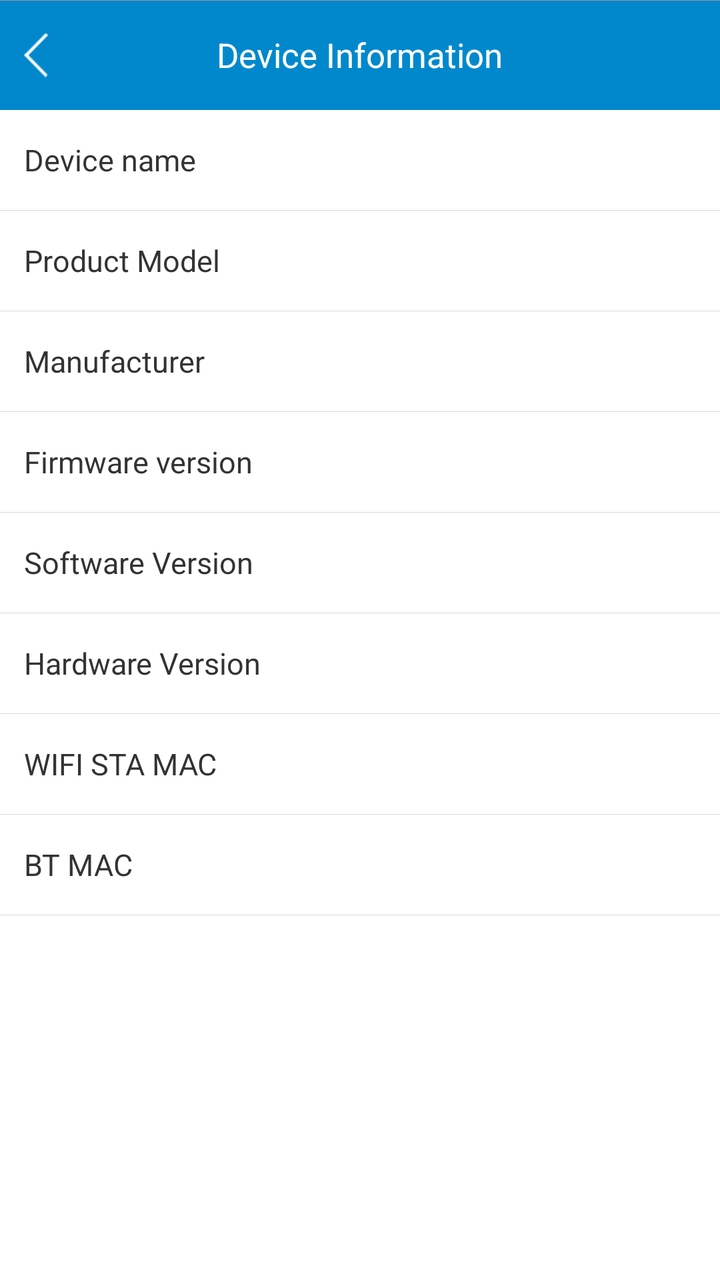
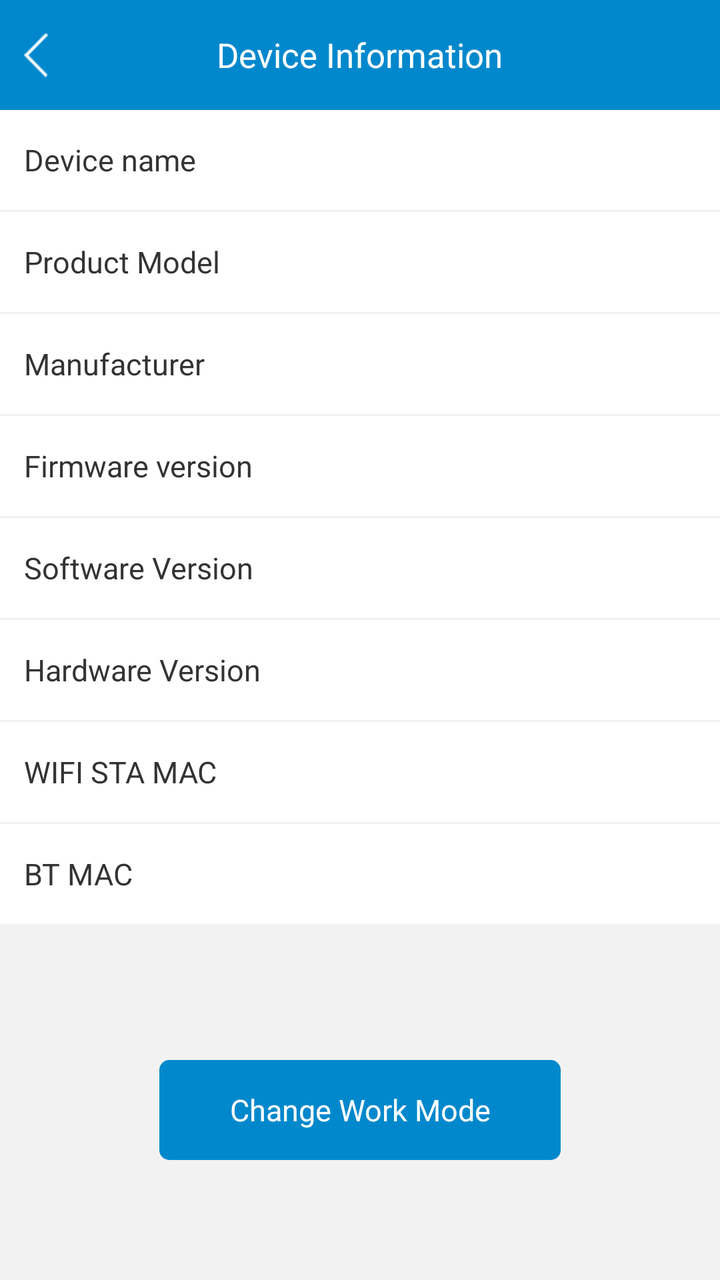

An Android layout rendered at two revisions. The XML below is the earlier revision; the diff shows what the commit changed to produce the second picture.
<!-- AndroidManifest.xml: application theme LaunchActivityTheme -->
<!-- res/layout/activity_device_info_mkgw7.xml -->
<?xml version="1.0" encoding="utf-8"?>
<LinearLayout xmlns:android="http://schemas.android.com/apk/res/android"
    android:layout_width="match_parent"
    android:layout_height="match_parent"
    android:background="@color/white_ffffff"
    android:orientation="vertical">

    <RelativeLayout
        android:layout_width="match_parent"
        android:layout_height="55dp"
        android:background="@color/blue_0188cc">

        <ImageView
            android:layout_width="wrap_content"
            android:layout_height="match_parent"
            android:onClick="onBack"
            android:paddingLeft="12dp"
            android:paddingRight="12dp"
            android:scaleType="fitCenter"
            android:src="@drawable/back" />

        <TextView
            android:layout_width="wrap_content"
            android:layout_height="wrap_content"
            android:layout_centerInParent="true"
            android:text="@string/device_information"
            android:textColor="@color/white_ffffff"
            android:textSize="17sp" />

        <View
            style="@style/divider_line"
            android:background="@color/grey_999999" />
    </RelativeLayout>

    <LinearLayout
        android:layout_width="match_parent"
        android:layout_height="50dp"
        android:paddingLeft="12dp"
        android:paddingRight="12dp">

        <TextView
            android:layout_width="0dp"
            android:layout_height="wrap_content"
            android:layout_gravity="center_vertical"
            android:layout_weight="1.0"
            android:text="@string/device_info_device_name"
            android:textColor="@color/black_333333"
            android:textSize="15sp" />

        <TextView
            android:id="@+id/tv_device_name"
            android:layout_width="wrap_content"
            android:layout_height="wrap_content"
            android:layout_gravity="center_vertical"
            android:textColor="@color/black_333333"
            android:textSize="15sp" />
    </LinearLayout>

    <View
        style="@style/divider_line"
        android:background="@color/grey_d9d9d9" />

    <LinearLayout
        android:layout_width="match_parent"
        android:layout_height="50dp"
        android:paddingLeft="12dp"
        android:paddingRight="12dp">

        <TextView
            android:layout_width="0dp"
            android:layout_height="wrap_content"
            android:layout_gravity="center_vertical"
            android:layout_weight="1.0"
            android:text="@string/device_info_product_model"
            android:textColor="@color/black_333333"
            android:textSize="15sp" />

        <TextView
            android:id="@+id/tv_product_model"
            android:layout_width="wrap_content"
            android:layout_height="wrap_content"
            android:layout_gravity="center_vertical"
            android:textColor="@color/black_333333"
            android:textSize="15sp" />
    </LinearLayout>

    <View
        style="@style/divider_line"
        android:background="@color/grey_d9d9d9" />

    <LinearLayout
        android:layout_width="match_parent"
        android:layout_height="50dp"
        android:paddingLeft="12dp"
        android:paddingRight="12dp">

        <TextView
            android:layout_width="0dp"
            android:layout_height="wrap_content"
            android:layout_gravity="center_vertical"
            android:layout_weight="1.0"
            android:text="@string/device_info_manufacturer"
            android:textColor="@color/black_333333"
            android:textSize="15sp" />

        <TextView
            android:id="@+id/tv_manufacturer"
            android:layout_width="wrap_content"
            android:layout_height="wrap_content"
            android:layout_gravity="center_vertical"
            android:textColor="@color/black_333333"
            android:textSize="15sp" />
    </LinearLayout>

    <View
        style="@style/divider_line"
        android:background="@color/grey_d9d9d9" />

    <LinearLayout
        android:layout_width="match_parent"
        android:layout_height="50dp"
        android:paddingLeft="12dp"
        android:paddingRight="12dp">

        <TextView
            android:layout_width="0dp"
            android:layout_height="wrap_content"
            android:layout_gravity="center_vertical"
            android:layout_weight="1.0"
            android:text="Firmware version"
            android:textColor="@color/black_333333"
            android:textSize="15sp" />

        <TextView
            android:id="@+id/tv_wifi_firmware_version"
            android:layout_width="wrap_content"
            android:layout_height="wrap_content"
            android:layout_gravity="center_vertical"
            android:textColor="@color/black_333333"
            android:textSize="15sp" />
    </LinearLayout>

    <View
        style="@style/divider_line"
        android:background="@color/grey_d9d9d9" />

    <LinearLayout
        android:layout_width="match_parent"
        android:layout_height="50dp"
        android:paddingLeft="12dp"
        android:paddingRight="12dp">

        <TextView
            android:layout_width="0dp"
            android:layout_height="wrap_content"
            android:layout_gravity="center_vertical"
            android:layout_weight="1.0"
            android:text="@string/device_info_software_version"
            android:textColor="@color/black_333333"
            android:textSize="15sp" />

        <TextView
            android:id="@+id/tv_device_software_version"
            android:layout_width="wrap_content"
            android:layout_height="wrap_content"
            android:layout_gravity="center_vertical"
            android:textColor="@color/black_333333"
            android:textSize="15sp" />
    </LinearLayout>

    <View
        style="@style/divider_line"
        android:background="@color/grey_d9d9d9" />

    <LinearLayout
        android:layout_width="match_parent"
        android:layout_height="50dp"
        android:paddingLeft="12dp"
        android:paddingRight="12dp">

        <TextView
            android:layout_width="0dp"
            android:layout_height="wrap_content"
            android:layout_gravity="center_vertical"
            android:layout_weight="1.0"
            android:text="@string/device_info_hardware_version"
            android:textColor="@color/black_333333"
            android:textSize="15sp" />

        <TextView
            android:id="@+id/tv_device_hardware_version"
            android:layout_width="wrap_content"
            android:layout_height="wrap_content"
            android:layout_gravity="center_vertical"
            android:textColor="@color/black_333333"
            android:textSize="15sp" />
    </LinearLayout>

    <View
        style="@style/divider_line"
        android:background="@color/grey_d9d9d9" />

    <LinearLayout
        android:layout_width="match_parent"
        android:layout_height="50dp"
        android:paddingLeft="12dp"
        android:paddingRight="12dp">

        <TextView
            android:layout_width="0dp"
            android:layout_height="wrap_content"
            android:layout_gravity="center_vertical"
            android:layout_weight="1.0"
            android:text="WIFI STA MAC"
            android:textColor="@color/black_333333"
            android:textSize="15sp" />

        <TextView
            android:id="@+id/tv_wifi_mac"
            android:layout_width="wrap_content"
            android:layout_height="wrap_content"
            android:layout_gravity="center_vertical"
            android:textColor="@color/black_333333"
            android:textSize="15sp" />
    </LinearLayout>

    <View
        style="@style/divider_line"
        android:background="@color/grey_d9d9d9" />

    <LinearLayout
        android:layout_width="match_parent"
        android:layout_height="50dp"
        android:paddingLeft="12dp"
        android:paddingRight="12dp">

        <TextView
            android:layout_width="0dp"
            android:layout_height="wrap_content"
            android:layout_gravity="center_vertical"
            android:layout_weight="1.0"
            android:text="@string/device_info_bt_mac"
            android:textColor="@color/black_333333"
            android:textSize="15sp" />

        <TextView
            android:id="@+id/tv_bt_mac"
            android:layout_width="wrap_content"
            android:layout_height="wrap_content"
            android:layout_gravity="center_vertical"
            android:textColor="@color/black_333333"
            android:textSize="15sp" />
    </LinearLayout>

    <View
        style="@style/divider_line"
        android:background="@color/grey_d9d9d9" />
</LinearLayout>
<!-- resources referenced by this layout -->
<resources>
  <color name="black_333333">#333333</color>
  <color name="blue_0188cc">#0188cc</color>
  <color name="grey_999999">#999999</color>
  <color name="grey_d9d9d9">#d9d9d9</color>
  <color name="white_ffffff">#ffffff</color>
  <!-- drawable back: png bitmap (drawable-xhdpi, 1425 bytes) -->
  <string name="device_info_bt_mac">BT MAC</string>
  <string name="device_info_device_name">Device name</string>
  <string name="device_info_hardware_version">Hardware Version</string>
  <string name="device_info_manufacturer">Manufacturer</string>
  <string name="device_info_product_model">Product Model</string>
  <string name="device_info_software_version">Software Version</string>
  <string name="device_information">Device Information</string>
  <style name="divider_line">
          <item name="android:layout_width">match_parent</item>
          <item name="android:layout_height">1px</item>
          <item name="android:background">@color/grey_b3b3b3</item>
      </style>
  <style name="LaunchActivityTheme" parent="android:Theme.Holo.Light.NoActionBar">
          <item name="android:windowBackground">@android:color/transparent</item>
          <item name="android:colorBackground">@android:color/transparent</item>
          <item name="android:colorForeground">@android:color/transparent</item>
      </style>
  <color name="grey_b3b3b3">#b3b3b3</color>
</resources>

<!-- the commit's change to res/layout/activity_device_info_mkgw7.xml (unified diff, before → after) -->
@@ -2,7 +2,7 @@
 <LinearLayout xmlns:android="http://schemas.android.com/apk/res/android"
     android:layout_width="match_parent"
     android:layout_height="match_parent"
-    android:background="@color/white_ffffff"
+    android:background="@color/grey_f2f2f2"
     android:orientation="vertical">
 
     <RelativeLayout
@@ -26,15 +26,12 @@
             android:text="@string/device_information"
             android:textColor="@color/white_ffffff"
             android:textSize="17sp" />
-
-        <View
-            style="@style/divider_line"
-            android:background="@color/grey_999999" />
     </RelativeLayout>
 
     <LinearLayout
         android:layout_width="match_parent"
         android:layout_height="50dp"
+        android:background="@color/white_ffffff"
         android:paddingLeft="12dp"
         android:paddingRight="12dp">
 
@@ -56,203 +53,204 @@
             android:textSize="15sp" />
     </LinearLayout>
 
+    <LinearLayout
+        android:layout_width="match_parent"
+        android:layout_height="50dp"
+        android:layout_marginTop="1dp"
+        android:background="@color/white_ffffff"
+        android:paddingLeft="12dp"
+        android:paddingRight="12dp">
+
+        <TextView
+            android:layout_width="0dp"
+            android:layout_height="wrap_content"
+            android:layout_gravity="center_vertical"
+            android:layout_weight="1.0"
+            android:text="@string/device_info_product_model"
+            android:textColor="@color/black_333333"
+            android:textSize="15sp" />
+
+        <TextView
+            android:id="@+id/tv_product_model"
+            android:layout_width="wrap_content"
+            android:layout_height="wrap_content"
+            android:layout_gravity="center_vertical"
+            android:textColor="@color/black_333333"
+            android:textSize="15sp" />
+    </LinearLayout>
+
+    <LinearLayout
+        android:layout_width="match_parent"
+        android:layout_height="50dp"
+        android:layout_marginTop="1dp"
+        android:background="@color/white_ffffff"
+        android:paddingLeft="12dp"
+        android:paddingRight="12dp">
+
+        <TextView
+            android:layout_width="0dp"
+            android:layout_height="wrap_content"
+            android:layout_gravity="center_vertical"
+            android:layout_weight="1.0"
+            android:text="@string/device_info_manufacturer"
+            android:textColor="@color/black_333333"
+            android:textSize="15sp" />
+
+        <TextView
+            android:id="@+id/tv_manufacturer"
+            android:layout_width="wrap_content"
+            android:layout_height="wrap_content"
+            android:layout_gravity="center_vertical"
+            android:textColor="@color/black_333333"
+            android:textSize="15sp" />
+    </LinearLayout>
+
+    <LinearLayout
+        android:layout_width="match_parent"
+        android:layout_height="50dp"
+        android:layout_marginTop="1dp"
+        android:background="@color/white_ffffff"
+        android:paddingLeft="12dp"
+        android:paddingRight="12dp">
+
+        <TextView
+            android:layout_width="0dp"
+            android:layout_height="wrap_content"
+            android:layout_gravity="center_vertical"
+            android:layout_weight="1.0"
+            android:text="Firmware version"
+            android:textColor="@color/black_333333"
+            android:textSize="15sp" />
+
+        <TextView
+            android:id="@+id/tv_wifi_firmware_version"
+            android:layout_width="wrap_content"
+            android:layout_height="wrap_content"
+            android:layout_gravity="center_vertical"
+            android:textColor="@color/black_333333"
+            android:textSize="15sp" />
+    </LinearLayout>
+
+    <LinearLayout
+        android:layout_width="match_parent"
+        android:layout_height="50dp"
+        android:layout_marginTop="1dp"
+        android:background="@color/white_ffffff"
+        android:paddingLeft="12dp"
+        android:paddingRight="12dp">
+
+        <TextView
+            android:layout_width="0dp"
+            android:layout_height="wrap_content"
+            android:layout_gravity="center_vertical"
+            android:layout_weight="1.0"
+            android:text="@string/device_info_software_version"
+            android:textColor="@color/black_333333"
+            android:textSize="15sp" />
+
+        <TextView
+            android:id="@+id/tv_device_software_version"
+            android:layout_width="wrap_content"
+            android:layout_height="wrap_content"
+            android:layout_gravity="center_vertical"
+            android:textColor="@color/black_333333"
+            android:textSize="15sp" />
+    </LinearLayout>
+
+    <LinearLayout
+        android:layout_width="match_parent"
+        android:layout_height="50dp"
+        android:layout_marginTop="1dp"
+        android:background="@color/white_ffffff"
+        android:paddingLeft="12dp"
+        android:paddingRight="12dp">
+
+        <TextView
+            android:layout_width="0dp"
+            android:layout_height="wrap_content"
+            android:layout_gravity="center_vertical"
+            android:layout_weight="1.0"
+            android:text="@string/device_info_hardware_version"
+            android:textColor="@color/black_333333"
+            android:textSize="15sp" />
+
+        <TextView
+            android:id="@+id/tv_device_hardware_version"
+            android:layout_width="wrap_content"
+            android:layout_height="wrap_content"
+            android:layout_gravity="center_vertical"
+            android:textColor="@color/black_333333"
+            android:textSize="15sp" />
+    </LinearLayout>
+
+    <LinearLayout
+        android:layout_width="match_parent"
+        android:layout_height="50dp"
+        android:layout_marginTop="1dp"
+        android:background="@color/white_ffffff"
+        android:paddingLeft="12dp"
+        android:paddingRight="12dp">
+
+        <TextView
+            android:layout_width="0dp"
+            android:layout_height="wrap_content"
+            android:layout_gravity="center_vertical"
+            android:layout_weight="1.0"
+            android:text="WIFI STA MAC"
+            android:textColor="@color/black_333333"
+            android:textSize="15sp" />
+
+        <TextView
+            android:id="@+id/tv_wifi_mac"
+            android:layout_width="wrap_content"
+            android:layout_height="wrap_content"
+            android:layout_gravity="center_vertical"
+            android:textColor="@color/black_333333"
+            android:textSize="15sp" />
+    </LinearLayout>
+
+    <LinearLayout
+        android:layout_width="match_parent"
+        android:layout_height="50dp"
+        android:layout_marginTop="1dp"
+        android:background="@color/white_ffffff"
+        android:paddingLeft="12dp"
+        android:paddingRight="12dp">
+
+        <TextView
+            android:layout_width="0dp"
+            android:layout_height="wrap_content"
+            android:layout_gravity="center_vertical"
+            android:layout_weight="1.0"
+            android:text="@string/device_info_bt_mac"
+            android:textColor="@color/black_333333"
+            android:textSize="15sp" />
+
+        <TextView
+            android:id="@+id/tv_bt_mac"
+            android:layout_width="wrap_content"
+            android:layout_height="wrap_content"
+            android:layout_gravity="center_vertical"
+            android:textColor="@color/black_333333"
+            android:textSize="15sp" />
+    </LinearLayout>
+
     <View
-        style="@style/divider_line"
-        android:background="@color/grey_d9d9d9" />
-
-    <LinearLayout
-        android:layout_width="match_parent"
-        android:layout_height="50dp"
-        android:paddingLeft="12dp"
-        android:paddingRight="12dp">
-
-        <TextView
-            android:layout_width="0dp"
-            android:layout_height="wrap_content"
-            android:layout_gravity="center_vertical"
-            android:layout_weight="1.0"
-            android:text="@string/device_info_product_model"
-            android:textColor="@color/black_333333"
-            android:textSize="15sp" />
-
-        <TextView
-            android:id="@+id/tv_product_model"
-            android:layout_width="wrap_content"
-            android:layout_height="wrap_content"
-            android:layout_gravity="center_vertical"
-            android:textColor="@color/black_333333"
-            android:textSize="15sp" />
-    </LinearLayout>
-
-    <View
-        style="@style/divider_line"
-        android:background="@color/grey_d9d9d9" />
-
-    <LinearLayout
-        android:layout_width="match_parent"
-        android:layout_height="50dp"
-        android:paddingLeft="12dp"
-        android:paddingRight="12dp">
-
-        <TextView
-            android:layout_width="0dp"
-            android:layout_height="wrap_content"
-            android:layout_gravity="center_vertical"
-            android:layout_weight="1.0"
-            android:text="@string/device_info_manufacturer"
-            android:textColor="@color/black_333333"
-            android:textSize="15sp" />
-
-        <TextView
-            android:id="@+id/tv_manufacturer"
-            android:layout_width="wrap_content"
-            android:layout_height="wrap_content"
-            android:layout_gravity="center_vertical"
-            android:textColor="@color/black_333333"
-            android:textSize="15sp" />
-    </LinearLayout>
-
-    <View
-        style="@style/divider_line"
-        android:background="@color/grey_d9d9d9" />
-
-    <LinearLayout
-        android:layout_width="match_parent"
-        android:layout_height="50dp"
-        android:paddingLeft="12dp"
-        android:paddingRight="12dp">
-
-        <TextView
-            android:layout_width="0dp"
-            android:layout_height="wrap_content"
-            android:layout_gravity="center_vertical"
-            android:layout_weight="1.0"
-            android:text="Firmware version"
-            android:textColor="@color/black_333333"
-            android:textSize="15sp" />
-
-        <TextView
-            android:id="@+id/tv_wifi_firmware_version"
-            android:layout_width="wrap_content"
-            android:layout_height="wrap_content"
-            android:layout_gravity="center_vertical"
-            android:textColor="@color/black_333333"
-            android:textSize="15sp" />
-    </LinearLayout>
-
-    <View
-        style="@style/divider_line"
-        android:background="@color/grey_d9d9d9" />
-
-    <LinearLayout
-        android:layout_width="match_parent"
-        android:layout_height="50dp"
-        android:paddingLeft="12dp"
-        android:paddingRight="12dp">
-
-        <TextView
-            android:layout_width="0dp"
-            android:layout_height="wrap_content"
-            android:layout_gravity="center_vertical"
-            android:layout_weight="1.0"
-            android:text="@string/device_info_software_version"
-            android:textColor="@color/black_333333"
-            android:textSize="15sp" />
-
-        <TextView
-            android:id="@+id/tv_device_software_version"
-            android:layout_width="wrap_content"
-            android:layout_height="wrap_content"
-            android:layout_gravity="center_vertical"
-            android:textColor="@color/black_333333"
-            android:textSize="15sp" />
-    </LinearLayout>
-
-    <View
-        style="@style/divider_line"
-        android:background="@color/grey_d9d9d9" />
-
-    <LinearLayout
-        android:layout_width="match_parent"
-        android:layout_height="50dp"
-        android:paddingLeft="12dp"
-        android:paddingRight="12dp">
-
-        <TextView
-            android:layout_width="0dp"
-            android:layout_height="wrap_content"
-            android:layout_gravity="center_vertical"
-            android:layout_weight="1.0"
-            android:text="@string/device_info_hardware_version"
-            android:textColor="@color/black_333333"
-            android:textSize="15sp" />
-
-        <TextView
-            android:id="@+id/tv_device_hardware_version"
-            android:layout_width="wrap_content"
-            android:layout_height="wrap_content"
-            android:layout_gravity="center_vertical"
-            android:textColor="@color/black_333333"
-            android:textSize="15sp" />
-    </LinearLayout>
-
-    <View
-        style="@style/divider_line"
-        android:background="@color/grey_d9d9d9" />
-
-    <LinearLayout
-        android:layout_width="match_parent"
-        android:layout_height="50dp"
-        android:paddingLeft="12dp"
-        android:paddingRight="12dp">
-
-        <TextView
-            android:layout_width="0dp"
-            android:layout_height="wrap_content"
-            android:layout_gravity="center_vertical"
-            android:layout_weight="1.0"
-            android:text="WIFI STA MAC"
-            android:textColor="@color/black_333333"
-            android:textSize="15sp" />
-
-        <TextView
-            android:id="@+id/tv_wifi_mac"
-            android:layout_width="wrap_content"
-            android:layout_height="wrap_content"
-            android:layout_gravity="center_vertical"
-            android:textColor="@color/black_333333"
-            android:textSize="15sp" />
-    </LinearLayout>
-
-    <View
-        style="@style/divider_line"
-        android:background="@color/grey_d9d9d9" />
-
-    <LinearLayout
-        android:layout_width="match_parent"
-        android:layout_height="50dp"
-        android:paddingLeft="12dp"
-        android:paddingRight="12dp">
-
-        <TextView
-            android:layout_width="0dp"
-            android:layout_height="wrap_content"
-            android:layout_gravity="center_vertical"
-            android:layout_weight="1.0"
-            android:text="@string/device_info_bt_mac"
-            android:textColor="@color/black_333333"
-            android:textSize="15sp" />
-
-        <TextView
-            android:id="@+id/tv_bt_mac"
-            android:layout_width="wrap_content"
-            android:layout_height="wrap_content"
-            android:layout_gravity="center_vertical"
-            android:textColor="@color/black_333333"
-            android:textSize="15sp" />
-    </LinearLayout>
-
-    <View
-        style="@style/divider_line"
-        android:background="@color/grey_d9d9d9" />
+        android:layout_width="wrap_content"
+        android:layout_height="0px"
+        android:layout_weight="1" />
+
+    <Button
+        android:id="@+id/btnChangeWorkMode"
+        android:layout_width="wrap_content"
+        android:layout_height="50dp"
+        android:background="@drawable/shape_radius_blue_btn_bg"
+        android:gravity="center"
+        android:layout_gravity="center_horizontal"
+        android:layout_marginBottom="60dp"
+        android:paddingStart="35dp"
+        android:paddingEnd="35dp"
+        android:text="Change Work Mode"
+        android:textColor="@color/white_ffffff"
+        android:textSize="15sp" />
 </LinearLayout>
<!-- resource entries referenced after the edit -->
@@ -2,10 +2,16 @@
 <resources>
   <color name="black_333333">#333333</color>
   <color name="blue_0188cc">#0188cc</color>
-  <color name="grey_999999">#999999</color>
-  <color name="grey_d9d9d9">#d9d9d9</color>
+  <color name="grey_f2f2f2">#f2f2f2</color>
   <color name="white_ffffff">#ffffff</color>
   <!-- drawable back: png bitmap (drawable-xhdpi, 1425 bytes) -->
+  <!-- drawable shape_radius_blue_btn_bg (drawable) -->
+  <?xml version="1.0" encoding="utf-8"?>
+  <shape xmlns:android="http://schemas.android.com/apk/res/android"
+      android:shape="rectangle">
+      <corners android:radius="5dp" />
+      <solid android:color="@color/blue_0188cc" />
+  </shape>
   <string name="device_info_bt_mac">BT MAC</string>
   <string name="device_info_device_name">Device name</string>
   <string name="device_info_hardware_version">Hardware Version</string>
@@ -13,16 +19,10 @@
   <string name="device_info_product_model">Product Model</string>
   <string name="device_info_software_version">Software Version</string>
   <string name="device_information">Device Information</string>
-  <style name="divider_line">
-          <item name="android:layout_width">match_parent</item>
-          <item name="android:layout_height">1px</item>
-          <item name="android:background">@color/grey_b3b3b3</item>
-      </style>
   <style name="LaunchActivityTheme" parent="android:Theme.Holo.Light.NoActionBar">
           <item name="android:windowBackground">@android:color/transparent</item>
           <item name="android:colorBackground">@android:color/transparent</item>
           <item name="android:colorForeground">@android:color/transparent</item>
       </style>
-  <color name="grey_b3b3b3">#b3b3b3</color>
 </resources>
 
